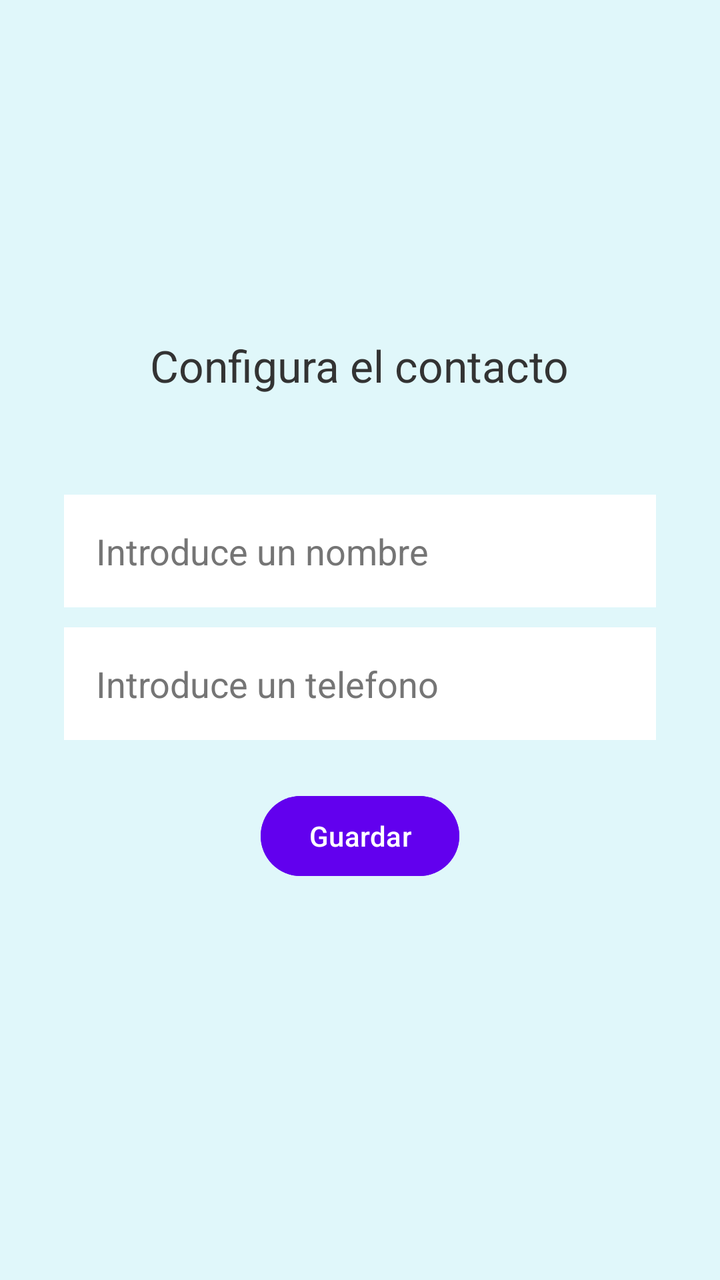
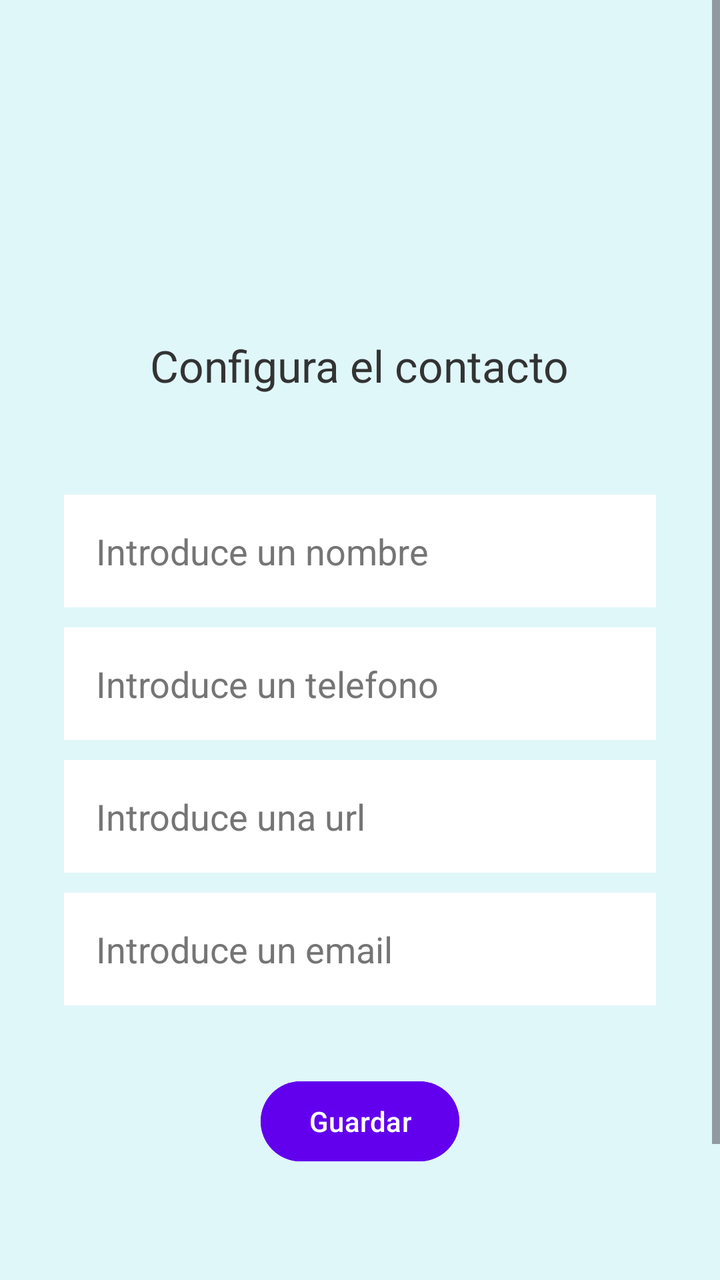

Compare the two renders of this Android layout. The source of the first and the diff that turns it into the second are given below.
<!-- AndroidManifest.xml: application theme Theme.PracticaEvaluable -->
<!-- res/layout/activity_configuracion.xml -->
<?xml version="1.0" encoding="utf-8"?>
<androidx.constraintlayout.widget.ConstraintLayout xmlns:android="http://schemas.android.com/apk/res/android"
    xmlns:app="http://schemas.android.com/apk/res-auto"
    xmlns:tools="http://schemas.android.com/tools"
    android:id="@+id/main"
    android:layout_width="match_parent"
    android:layout_height="match_parent"
    android:background="#E0F7FA"
    tools:context=".ConfiguracionActivity">

    <LinearLayout
        android:layout_width="match_parent"
        android:layout_height="wrap_content"
        android:layout_marginTop="76dp"
        android:gravity="center_horizontal"
        android:orientation="vertical"
        android:padding="32dp"
        app:layout_constraintEnd_toEndOf="parent"
        app:layout_constraintHorizontal_bias="0.0"
        app:layout_constraintStart_toStartOf="parent"
        app:layout_constraintTop_toTopOf="parent">

        <TextView
            android:id="@+id/titulo_telefono"
            android:layout_width="wrap_content"
            android:layout_height="wrap_content"
            android:layout_marginTop="60dp"
            android:layout_marginBottom="50dp"
            android:text="Configura el contacto"
            android:textColor="#333333"
            android:textSize="22sp" />

        <EditText
            android:id="@+id/et_nombre"
            android:layout_width="match_parent"
            android:layout_height="wrap_content"
            android:background="@color/white"
            android:hint="Introduce un nombre"
            android:inputType="text"
            android:padding="16dp"
            android:textColor="@color/black"
            android:textColorHint="#757575"
            android:layout_marginBottom="10dp"/>

        <EditText
            android:id="@+id/et_telefono"
            android:layout_width="match_parent"
            android:layout_height="wrap_content"
            android:background="@color/white"
            android:hint="Introduce un telefono"
            android:inputType="phone"
            android:padding="16dp"
            android:textColor="@color/black"
            android:textColorHint="#757575" />

        <Button
            android:id="@+id/btn_guardar_entrar"
            android:layout_width="wrap_content"
            android:layout_height="wrap_content"
            android:layout_marginTop="24dp"
            android:backgroundTint="#6200EE"
            android:text="Guardar"
            android:textColor="@color/white" />
    </LinearLayout>

</androidx.constraintlayout.widget.ConstraintLayout>
<!-- resources referenced by this layout -->
<resources>
  <color name="black">#FF000000</color>
  <color name="white">#FFFFFFFF</color>
  <style name="Theme.PracticaEvaluable" parent="Base.Theme.PracticaEvaluable" />
  <style name="Base.Theme.PracticaEvaluable" parent="Theme.Material3.DayNight.NoActionBar">
          
          
      </style>
</resources>

<!-- the commit's change to res/layout/activity_configuracion.xml (unified diff, before → after) -->
@@ -1,10 +1,11 @@
 <?xml version="1.0" encoding="utf-8"?>
-<androidx.constraintlayout.widget.ConstraintLayout xmlns:android="http://schemas.android.com/apk/res/android"
+<ScrollView xmlns:android="http://schemas.android.com/apk/res/android"
     xmlns:app="http://schemas.android.com/apk/res-auto"
     xmlns:tools="http://schemas.android.com/tools"
     android:id="@+id/main"
     android:layout_width="match_parent"
     android:layout_height="match_parent"
+    android:fillViewport="true"
     android:background="#E0F7FA"
     tools:context=".ConfiguracionActivity">
 
@@ -34,13 +35,13 @@
             android:id="@+id/et_nombre"
             android:layout_width="match_parent"
             android:layout_height="wrap_content"
+            android:layout_marginBottom="10dp"
             android:background="@color/white"
             android:hint="Introduce un nombre"
             android:inputType="text"
             android:padding="16dp"
             android:textColor="@color/black"
-            android:textColorHint="#757575"
-            android:layout_marginBottom="10dp"/>
+            android:textColorHint="#757575" />
 
         <EditText
             android:id="@+id/et_telefono"
@@ -49,6 +50,31 @@
             android:background="@color/white"
             android:hint="Introduce un telefono"
             android:inputType="phone"
+            android:padding="16dp"
+            android:textColor="@color/black"
+            android:textColorHint="#757575" />
+
+        <EditText
+            android:id="@+id/et_url"
+            android:layout_width="match_parent"
+            android:layout_height="wrap_content"
+            android:layout_marginBottom="10dp"
+            android:background="@color/white"
+            android:hint="Introduce una url"
+            android:inputType="text"
+            android:padding="16dp"
+            android:textColor="@color/black"
+            android:textColorHint="#757575"
+            android:layout_marginTop="10dp"/>
+
+        <EditText
+            android:id="@+id/et_email"
+            android:layout_width="match_parent"
+            android:layout_height="wrap_content"
+            android:layout_marginBottom="10dp"
+            android:background="@color/white"
+            android:hint="Introduce un email"
+            android:inputType="text"
             android:padding="16dp"
             android:textColor="@color/black"
             android:textColorHint="#757575" />
@@ -63,4 +89,4 @@
             android:textColor="@color/white" />
     </LinearLayout>
 
-</androidx.constraintlayout.widget.ConstraintLayout>
+</ScrollView>
